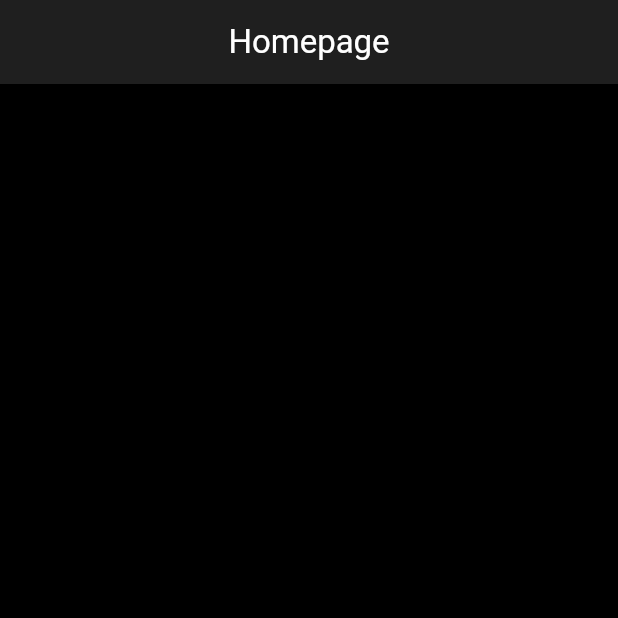
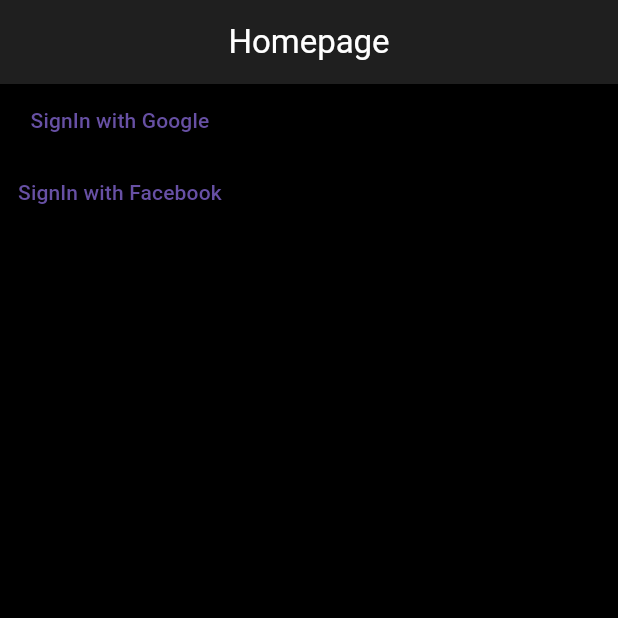
Before and after one commit to Marach8/FlutterStateManagementPracticeProject_Riverpod-instagram_clone, a Flutter app: the screen it shows after launch, on a phone screen of 412 x 824 dp, the top half of it. Run offline on Flutter 3.47's test engine with Material 3 defaults, Android fonts, the phone set to English and light mode, and no system bars; our stand-ins replace cloud_firestore, firebase_auth, firebase_core, google_sign_in, hooks_riverpod; missing offline and left inert: facebook_auth; accounts and stored records are empty.

Commit message:
Started working on various part of the application

```diff
--- /dev/null
+++ b/instagram_clone_app/lib/auth_state_provider.dart
@@ -0,0 +1,5 @@
+import 'package:hooks_riverpod/hooks_riverpod.dart';
+import 'package:instagram_clone_app/auth_state.dart';
+import 'package:instagram_clone_app/auth_state_notifier.dart';
+
+final authStateProvider = StateNotifierProvider<AuthStateNotifier, AuthState>((_) => AuthStateNotifier());
--- /dev/null
+++ b/instagram_clone_app/lib/isloggedin_provider.dart
@@ -0,0 +1,8 @@
+import 'package:hooks_riverpod/hooks_riverpod.dart';
+import 'package:instagram_clone_app/auth_results.dart';
+import 'package:instagram_clone_app/auth_state_provider.dart';
+
+final isLoggedInProvider = Provider<bool>((ref) {
+  final authState = ref.watch(authStateProvider);
+  return authState.result == AuthResult.success;
+});
--- a/instagram_clone_app/lib/main.dart
+++ b/instagram_clone_app/lib/main.dart
@@ -1,12 +1,15 @@
 import 'package:firebase_core/firebase_core.dart';
 import 'package:flutter/material.dart';
+import 'package:hooks_riverpod/hooks_riverpod.dart';
 import 'package:instagram_clone_app/firebase_options.dart';
-import 'package:instagram_clone_app/homepage.dart';
+import 'package:instagram_clone_app/views/home_view.dart';
+import 'package:instagram_clone_app/isloggedin_provider.dart';
+import 'package:instagram_clone_app/views/login_view.dart';
 
 void main() async{
   WidgetsFlutterBinding.ensureInitialized();
   await Firebase.initializeApp(options: DefaultFirebaseOptions.currentPlatform);
-  runApp(const MyApp());
+  runApp(const ProviderScope(child: MyApp()));
 }
 
 class MyApp extends StatelessWidget {
@@ -23,7 +26,13 @@ class MyApp extends StatelessWidget {
         ),
         useMaterial3: true
       ),
-      home: const HomePage()
+      home: Consumer(
+        builder: (context, ref, _) {
+          final isLoggedIn = ref.watch(isLoggedInProvider);
+          if(isLoggedIn){return const HomeView();}
+          else{return const LoginView();}
+        }
+      )
     );
   }
 }
--- /dev/null
+++ b/instagram_clone_app/lib/userid_provider.dart
@@ -0,0 +1,4 @@
+import 'package:hooks_riverpod/hooks_riverpod.dart';
+import 'package:instagram_clone_app/auth_state_provider.dart';
+
+final userIdProvider = Provider((ref) => ref.watch(authStateProvider).id);
--- a/instagram_clone_app/lib/homepage.dart
+++ b/instagram_clone_app/lib/views/home_view.dart
@@ -1,7 +1,7 @@
 import 'package:flutter/material.dart';
 
-class HomePage extends StatelessWidget {
-  const HomePage({super.key});
+class HomeView extends StatelessWidget {
+  const HomeView({super.key});
 
   @override
   Widget build(BuildContext context) {
--- /dev/null
+++ b/instagram_clone_app/lib/views/login_view.dart
@@ -0,0 +1,32 @@
+import 'package:flutter/material.dart';
+import 'package:instagram_clone_app/backend_auth.dart';
+import 'dart:developer' as marach show log;
+
+class LoginView extends StatelessWidget {
+  const LoginView({super.key});
+
+  @override
+  Widget build(BuildContext context) {
+    return Scaffold(
+      appBar: AppBar(title: const Text('Homepage'), centerTitle: true),
+      body: Column(
+        children: [
+          TextButton(
+            onPressed: () async{
+              final result = await Authenticator().loginWithGoogle();
+              print(result.toString());
+            },
+            child: const Text('SignIn with Google')
+          ),
+          TextButton(
+            onPressed: () async{
+              final facebookResult = await Authenticator().loginWithFacebook();
+              print(facebookResult.toString());
+            },
+            child: const Text('SignIn with Facebook')
+          )
+        ]
+      )
+    );
+  }
+}
```
Also changed, not shown: instagram_clone_app/lib/auth_state_notifier.dart (added, +52 -0 lines), instagram_clone_app/lib/backend_auth.dart (+11 -2 lines), instagram_clone_app/lib/firebase_fields.dart (added, +24 -0 lines), instagram_clone_app/lib/user_info_payload.dart (added, +15 -0 lines), instagram_clone_app/lib/user_info_storage.dart (added, +33 -0 lines), 3 other files.
